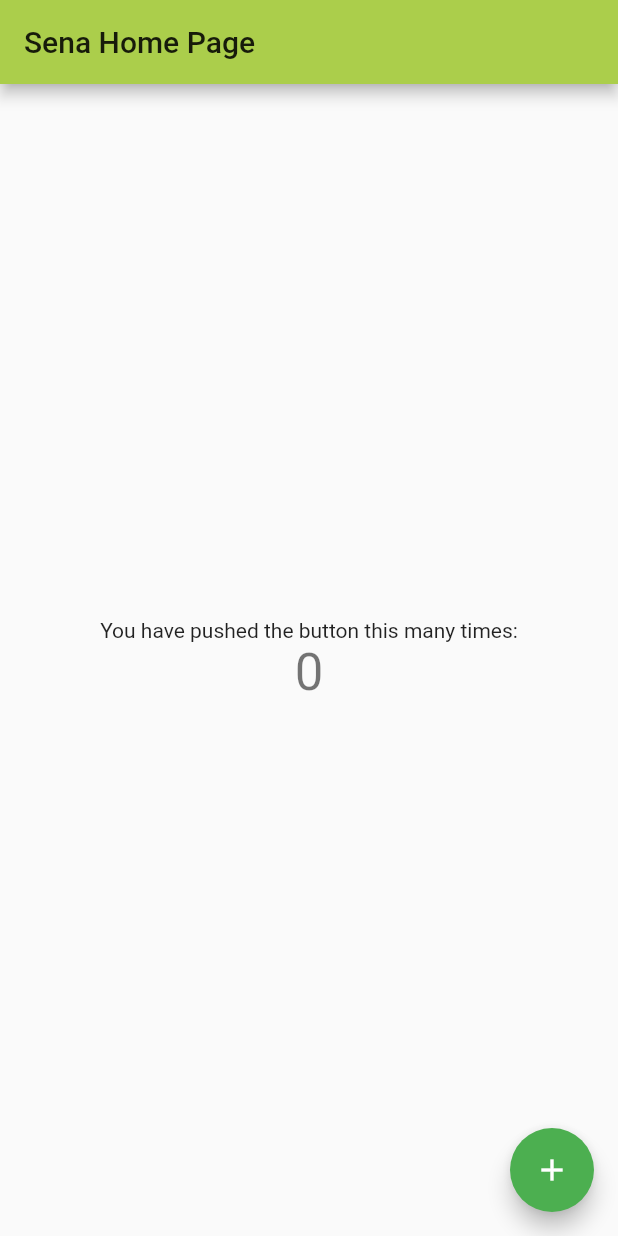
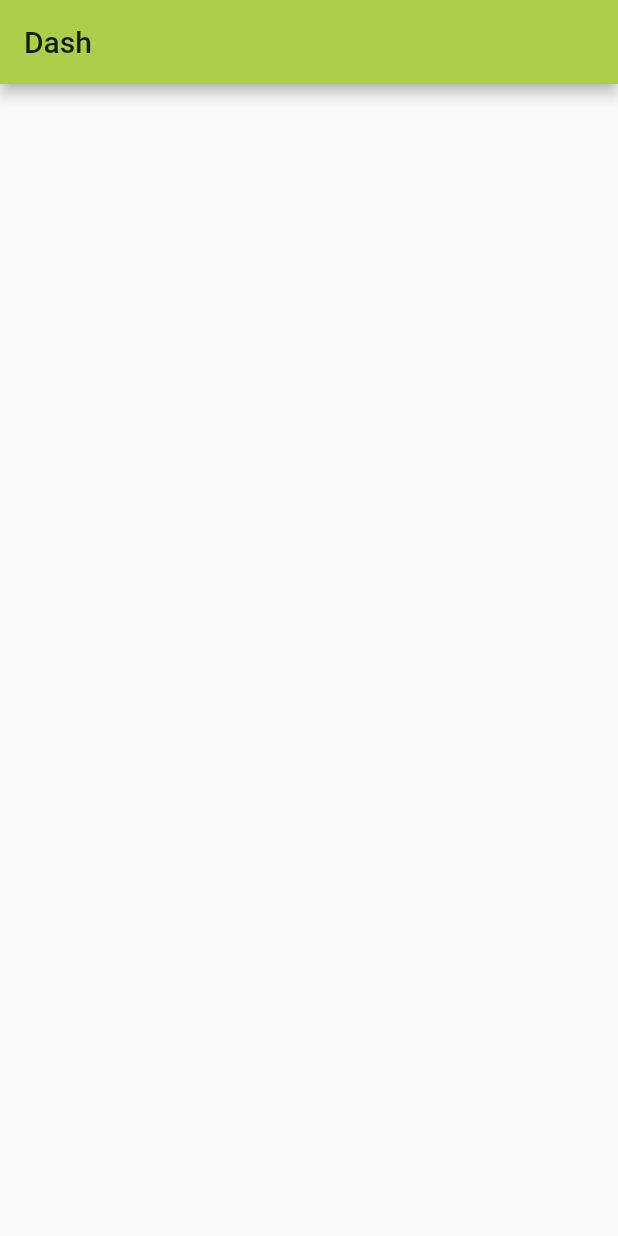
Before and after one commit to ventocilla/sena_flutter_app, a Flutter app: the screen it shows after launch, on a phone screen of 412 x 824 dp. Run offline on Flutter 3.47's test engine with Material 2 defaults, Android fonts, the phone set to English and light mode, and no system bars; our stand-ins replace cloud_firestore; accounts and stored records are empty.

Commit message:
added flutter_staggered_grid_view pck & DashPage

```diff
--- a/lib/main.dart
+++ b/lib/main.dart
@@ -17,54 +17,24 @@ class MyApp extends StatelessWidget {
       debugShowCheckedModeBanner: false,
       title: 'Sena',
       theme: ThemeSena.theme(),
-      home: MyHomePage(title: 'Sena Home Page'),
+      home: DashPage(),
     );
   }
 }
 
-class MyHomePage extends StatefulWidget {
-  MyHomePage({Key key, this.title}) : super(key: key);
-
-  final String title;
-
+class DashPage extends StatefulWidget {
   @override
-  _MyHomePageState createState() => _MyHomePageState();
+  _DashPageState createState() => _DashPageState();
 }
 
-class _MyHomePageState extends State<MyHomePage> {
-  int _counter = 0;
-
-  void _incrementCounter() {
-    setState(() {
-      _counter++;
-    });
-  }
-
+class _DashPageState extends State<DashPage> {
   @override
   Widget build(BuildContext context) {
     return Scaffold(
       appBar: AppBar(
-        title: Text(widget.title),
+        title: Text('Dash'),
       ),
-      body: Center(
-        child: Column(
-          mainAxisAlignment: MainAxisAlignment.center,
-          children: <Widget>[
-            Text(
-              'You have pushed the button this many times:',
-            ),
-            Text(
-              '$_counter',
-              style: Theme.of(context).textTheme.headline4,
-            ),
-          ],
-        ),
-      ),
-      floatingActionButton: FloatingActionButton(
-        onPressed: _incrementCounter,
-        tooltip: 'Increment',
-        child: Icon(Icons.add),
-      ),
+      body: Container(),
     );
   }
 }
--- a/pubspec.yaml
+++ b/pubspec.yaml
@@ -28,6 +28,7 @@ dependencies:
   # The following adds the Cupertino Icons font to your application.
   # Use with the CupertinoIcons class for iOS style icons.
   cupertino_icons: ^1.0.0
+  flutter_staggered_grid_view: ^0.2.5
 
   #Firebase:
   cloud_firestore: ^0.13.5
```
Also changed, not shown: pubspec.lock.
